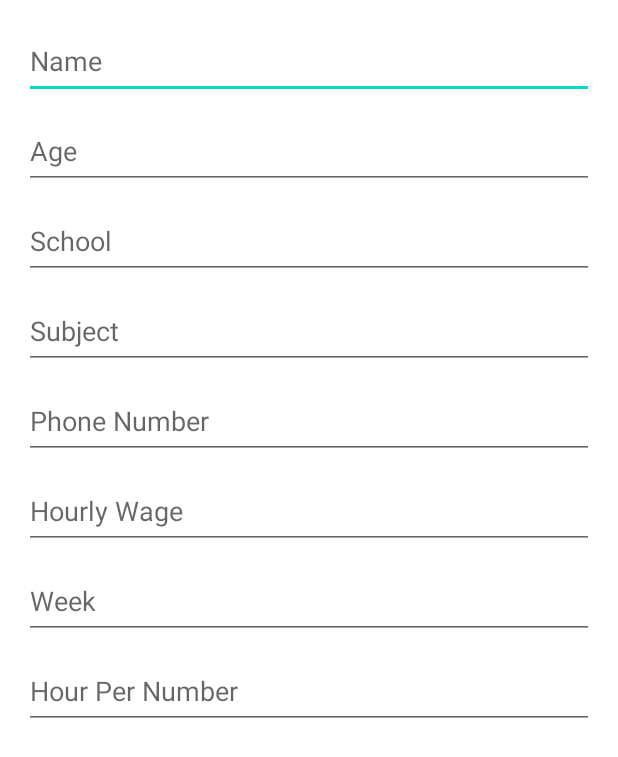
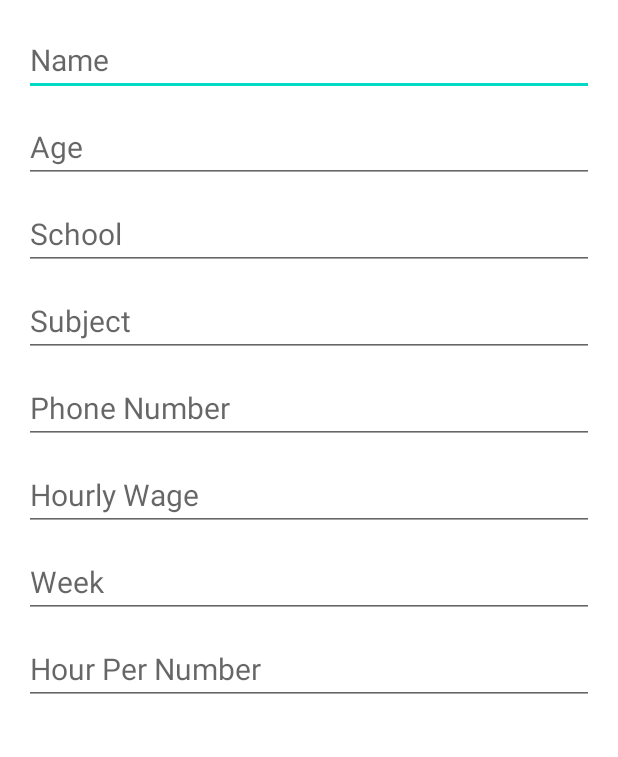
Before and after one commit to seilj/madcamp_week1, an Android app: the layout dialog_add_person.xml on its own in the app's theme, with its tools: preview values and no code run, on a phone screen of 412 x 824 dp. Shown: the top 757 px of the screen. Run offline under Robolectric (Android 15) with nearby library versions, the phone set to English and light mode, and no system bars.

Commit message:
git commit
자잘한 수정과 주석들

```diff
--- a/app/src/main/java/com/example/myapplication/Fragment1.kt
+++ b/app/src/main/java/com/example/myapplication/Fragment1.kt
@@ -14,9 +14,10 @@ import com.example.myapplication.databinding.ItemRecyclerviewBinding
 import com.google.gson.Gson
 import android.util.Log
 import android.widget.EditText
+import android.widget.Toast
 
 class CustomAdapter(val peopleList: ArrayList<PeopleData>,private val onItemLongClicked : (Int)->Unit) : RecyclerView.Adapter<CustomAdapter.Holder>() {
-    //profileList의 Size를 return하여 몇 명의 data가 존재하는지 확인
+    //peopleList의 Size를 return하여 몇 명의 data가 존재하는지 확인
     override fun getItemCount(): Int {
         return peopleList.size
     }
@@ -28,6 +29,7 @@ class CustomAdapter(val peopleList: ArrayList<PeopleData>,private val onItemLong
     }
     //RecyclerView에서 각 value를 Binding 할 때 호출되는 함수로 position 매개변수를 통해
     //profileList에서 value를 꺼내고 각 View에 설정해준다.
+    //각 item들이 길게 눌리면 position을 넘겨줌
     override fun onBindViewHolder(holder: CustomAdapter.Holder, position: Int) {
         val item = peopleList[position]
         holder.bind(item)
@@ -59,21 +61,26 @@ class Fragment1: Fragment() {
     ): View {
         binding = Fragment1Binding.inflate(inflater, container, false)
         setupRecyclerView()
+        //add button이 눌리는 걸 감지
         binding.studentAddition.setOnClickListener {
             // 새로운 데이터 추가
             showAddPersonDialog()
         }
         return binding.root
     }
+    //recyclerview 관련 함수
     private fun setupRecyclerView() {
         val peopleList = (activity as MainActivity).getPeopleList()
+        //꾹 눌리는 거 감지해서 삭제(넘겨준 position 사용)
         peopleListAdapter = CustomAdapter(peopleList) { position ->
             showDeleteDialog(position)
         }
         binding.rv.adapter = peopleListAdapter
         binding.rv.layoutManager = LinearLayoutManager(context)
     }
+    //요소 delete 관련 함수
     private fun showDeleteDialog(position: Int) {
+        //진짜 지울거임? 이라고 묻는 창
         AlertDialog.Builder(requireContext())
             .setTitle("Delete Entry")
             .setMessage("Are you sure you want to delete this entry?")
@@ -89,12 +96,7 @@ class Fragment1: Fragment() {
         peopleList.removeAt(position)
         binding.rv.adapter?.notifyItemRemoved(position)
     }
-    private fun addPerson(person: PeopleData) {
-        val peopleList = (activity as MainActivity).getPeopleList()
-        peopleList.add(person)
-        peopleListAdapter.notifyItemInserted(peopleList.size - 1)
-
-    }
+    //요소 add 관련 함수
     private fun showAddPersonDialog() {
         //view라는 변수에 dialog_add_person.xml 파일을 담는 과정
         //layoutInflater를 통해 xml을 앱에서 사용할 수 있는 뷰 객체로 변환
@@ -118,14 +120,29 @@ class Fragment1: Fragment() {
             //데이터를 넘겨주지 않는 setNegativeButton에 대한 코드
             .setPositiveButton("Add") { dialog, _ ->
                 //xml 파일의 edittext에 담긴 text들을 각 변수의 자료형에 맞게 변환하여 저장후
+
                 val name = nameInput.text.toString()
-                val age = ageInput.text.toString().toInt()
+                var age = ageInput.text.toString().toIntOrNull()
                 val school = schoolInput.text.toString()
                 val subject = subjectInput.text.toString()
                 val phoneNum = phoneNumInput.text.toString()
-                val hourlyWage = hourlyWageInput.text.toString().toDouble()
+                var hourlyWage = hourlyWageInput.text.toString().toDoubleOrNull()
                 val week = weekInput.text.toString()
-                val hourPerNumber = hourPerNumberInput.text.toString().toDouble()
+                var hourPerNumber = hourPerNumberInput.text.toString().toDoubleOrNull()
+
+                //숫자 값들을 아무값이 안담기면 강제 종료되는데 이를 방지하기 위해 미입력시 default value를 설정
+                if (age == null) {
+                    age=15
+                    Toast.makeText(context, "default value 15 is added", Toast.LENGTH_SHORT).show()
+                }
+                if (hourlyWage == null) {
+                    hourlyWage=3.5
+                    Toast.makeText(context, "default value 3.5 is added", Toast.LENGTH_SHORT).show()
+                }
+                if (hourPerNumber == null) {
+                    hourPerNumber=2.0
+                    Toast.makeText(context, "default value 2.0 is added", Toast.LENGTH_SHORT).show()
+                }
 
                 //새로운 클래스로 선언하여 arr에 추가
                 val newPerson = PeopleData(name, age, school, subject, phoneNum,hourlyWage, week, hourPerNumber)
@@ -139,4 +156,10 @@ class Fragment1: Fragment() {
             .create()
             .show()
     }
+    private fun addPerson(person: PeopleData) {
+        val peopleList = (activity as MainActivity).getPeopleList()
+        peopleList.add(person)
+        peopleListAdapter.notifyItemInserted(peopleList.size - 1)
+
+    }
 }
--- a/app/src/main/java/com/example/myapplication/MainActivity.kt
+++ b/app/src/main/java/com/example/myapplication/MainActivity.kt
@@ -50,6 +50,7 @@ class MainActivity : AppCompatActivity() {
             tab.icon = iconList[position]
         }.attach()
     }
+    //json 파일에 접근해서 값 저장
     private fun loadPeopleData() {
         val json = assets.open("PeopleData.json").bufferedReader().use { it.readText() }
         val gson = Gson()
--- a/app/src/main/res/layout/dialog_add_person.xml
+++ b/app/src/main/res/layout/dialog_add_person.xml
@@ -1,5 +1,11 @@
 <?xml version="1.0" encoding="utf-8"?>
-<LinearLayout xmlns:android="http://schemas.android.com/apk/res/android"
+
+<ScrollView xmlns:android="http://schemas.android.com/apk/res/android"
+    android:layout_width="match_parent"
+    android:layout_height="match_parent"
+    android:fillViewport="true">
+
+    <LinearLayout
         android:layout_width="match_parent"
         android:layout_height="wrap_content"
         android:orientation="vertical"
@@ -10,59 +16,64 @@
             android:layout_width="match_parent"
             android:layout_height="wrap_content"
             android:layout_marginBottom="10dp"
-        android:height="50dp"
-        android:hint="Name" />
+            android:hint="Name"
+            android:textSize="20sp" />
 
         <EditText
             android:id="@+id/edit_age"
             android:layout_width="match_parent"
             android:layout_height="wrap_content"
             android:layout_marginBottom="10dp"
-        android:height="50dp"
-        android:hint="Age" />
+            android:hint="Age"
+            android:textSize="20sp" />
 
         <EditText
             android:id="@+id/edit_school"
             android:layout_width="match_parent"
             android:layout_height="wrap_content"
             android:layout_marginBottom="10dp"
-        android:height="50dp"
-        android:hint="School" />
+            android:hint="School"
+            android:textSize="20sp" />
 
         <EditText
             android:id="@+id/edit_subject"
             android:layout_width="match_parent"
             android:layout_height="wrap_content"
             android:layout_marginBottom="10dp"
-        android:height="50dp"
-        android:hint="Subject" />
+            android:hint="Subject"
+            android:textSize="20sp" />
 
         <EditText
             android:id="@+id/edit_phoneNum"
             android:layout_width="match_parent"
             android:layout_height="wrap_content"
             android:layout_marginBottom="10dp"
-        android:height="50dp"
-        android:hint="Phone Number" />
+            android:hint="Phone Number"
+            android:textSize="20sp" />
+
         <EditText
             android:id="@+id/edit_hourlyWage"
             android:layout_width="match_parent"
             android:layout_height="wrap_content"
             android:layout_marginBottom="10dp"
-        android:height="50dp"
-        android:hint="Hourly Wage" />
+            android:hint="Hourly Wage"
+            android:textSize="20sp" />
+
         <EditText
             android:id="@+id/edit_week"
             android:layout_width="match_parent"
             android:layout_height="wrap_content"
             android:layout_marginBottom="10dp"
-        android:height="50dp"
-        android:hint="Week" />
+            android:hint="Week"
+            android:textSize="20sp" />
+
         <EditText
             android:id="@+id/edit_hourPerNumber"
             android:layout_width="match_parent"
             android:layout_height="wrap_content"
             android:layout_marginBottom="10dp"
-        android:height="50dp"
-        android:hint="Hour Per Number" />
+            android:hint="Hour Per Number"
+            android:textSize="20sp" />
+
     </LinearLayout>
+</ScrollView>
```
Lines whose indentation alone changed are shown as unchanged.
